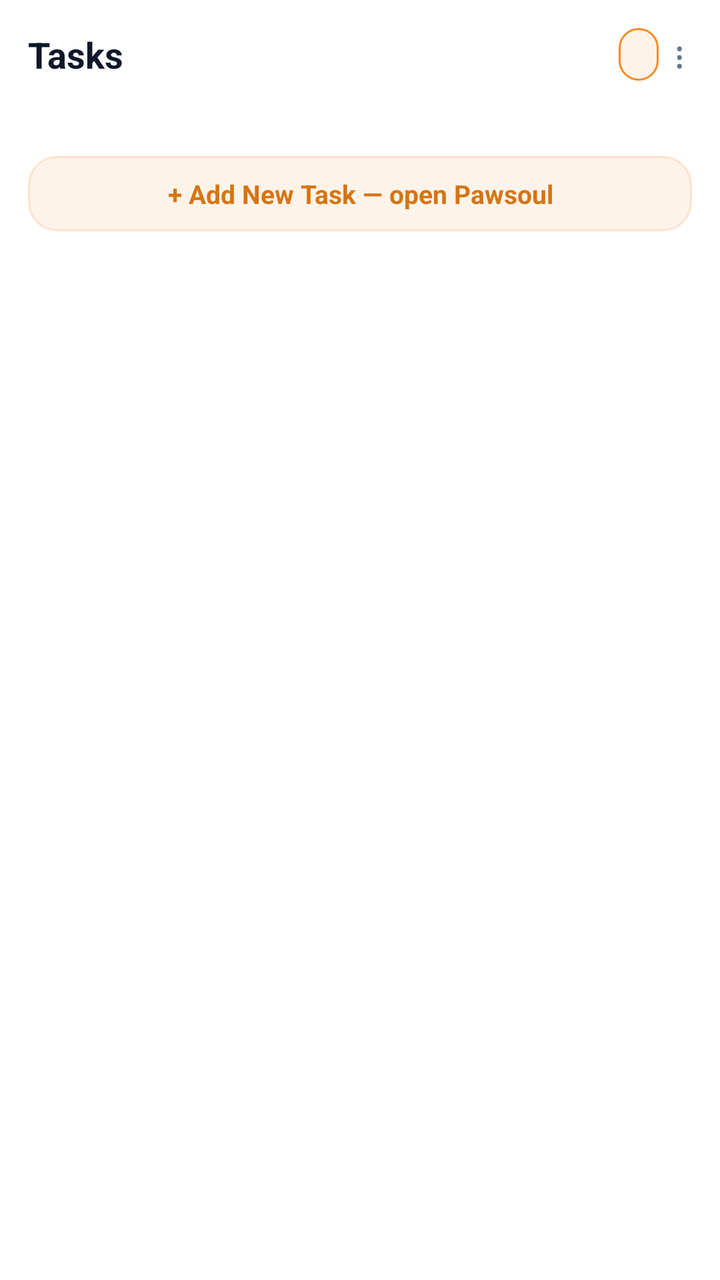
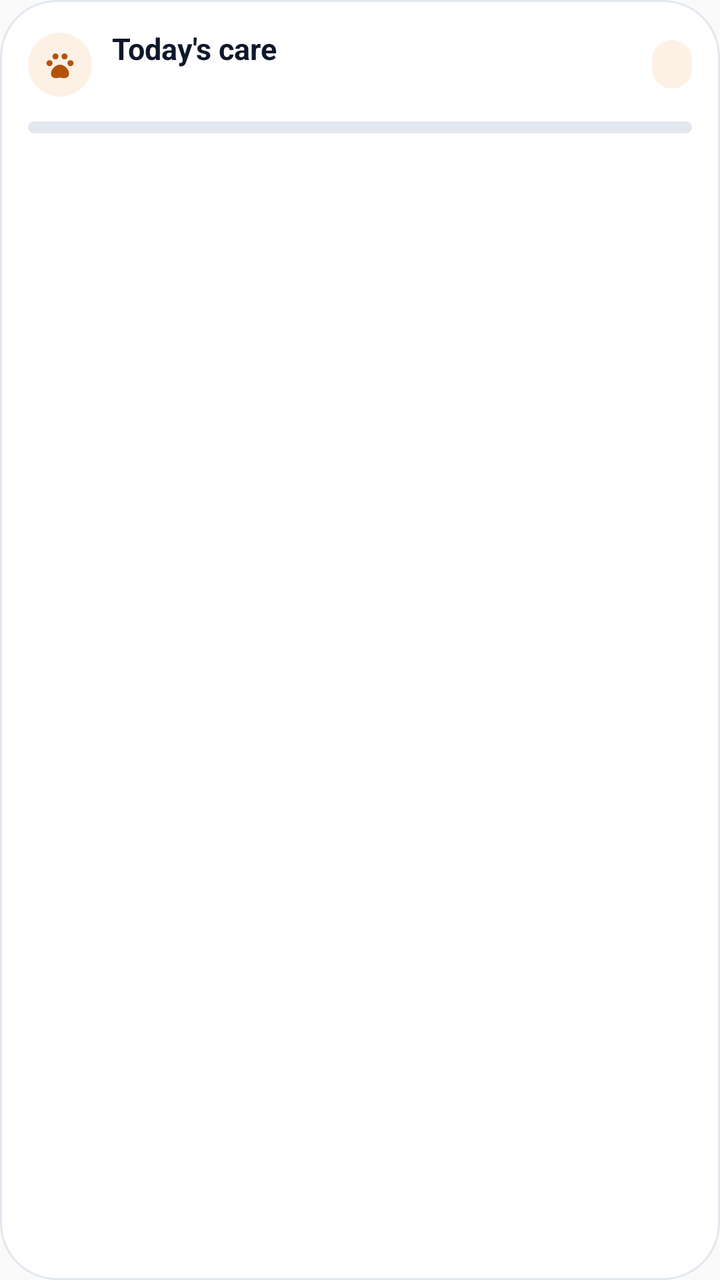

An Android layout rendered at two revisions. The XML below is the earlier revision; the diff shows what the commit changed to produce the second picture.
<!-- AndroidManifest.xml: application theme AppTheme -->
<!-- res/layout/widget_upcoming_tasks.xml -->
<?xml version="1.0" encoding="utf-8"?>
<LinearLayout xmlns:android="http://schemas.android.com/apk/res/android"
    android:id="@+id/widget_tasks_root"
    android:layout_width="match_parent"
    android:layout_height="match_parent"
    android:background="#FFFFFF"
    android:orientation="vertical"
    android:paddingLeft="14dp"
    android:paddingTop="14dp"
    android:paddingRight="14dp"
    android:paddingBottom="14dp">

    <LinearLayout
        android:layout_width="match_parent"
        android:layout_height="wrap_content"
        android:gravity="center_vertical"
        android:orientation="horizontal">

        <TextView
            android:layout_width="0dp"
            android:layout_height="wrap_content"
            android:layout_weight="1"
            android:text="@string/widget_tasks_header"
            android:textColor="#0F172A"
            android:textSize="18sp"
            android:textStyle="bold" />

        <TextView
            android:id="@+id/widget_tasks_badge"
            android:layout_width="wrap_content"
            android:layout_height="wrap_content"
            android:background="@drawable/widget_pill_bg"
            android:paddingLeft="10dp"
            android:paddingTop="5dp"
            android:paddingRight="10dp"
            android:paddingBottom="5dp"
            android:textColor="#D77411"
            android:textSize="12sp"
            android:textStyle="bold" />

        <TextView
            android:layout_width="wrap_content"
            android:layout_height="wrap_content"
            android:contentDescription="@string/widget_tasks_menu_desc"
            android:paddingLeft="8dp"
            android:paddingRight="4dp"
            android:text="@string/widget_tasks_kebab"
            android:textColor="#64748B"
            android:textSize="18sp" />
    </LinearLayout>

    <TextView
        android:id="@+id/widget_tasks_body"
        android:layout_width="match_parent"
        android:layout_height="wrap_content"
        android:layout_marginTop="10dp"
        android:lineSpacingExtra="3dp"
        android:textColor="#475569"
        android:textSize="13sp" />

    <TextView
        android:id="@+id/widget_tasks_footer_hint"
        android:layout_width="match_parent"
        android:layout_height="wrap_content"
        android:layout_marginTop="10dp"
        android:background="@drawable/widget_soft_cta_bg"
        android:gravity="center"
        android:paddingLeft="12dp"
        android:paddingTop="10dp"
        android:paddingRight="12dp"
        android:paddingBottom="10dp"
        android:text="@string/widget_tasks_add_hint"
        android:textColor="#D77411"
        android:textSize="13sp"
        android:textStyle="bold" />
</LinearLayout>
<!-- resources referenced by this layout -->
<resources>
  <!-- drawable widget_pill_bg (drawable) -->
  <?xml version="1.0" encoding="utf-8"?>
  <shape xmlns:android="http://schemas.android.com/apk/res/android">
      <solid android:color="#1AF28C28" />
      <stroke
          android:width="1dp"
          android:color="#F28C28" />
      <corners android:radius="99dp" />
  </shape>
  <!-- drawable widget_soft_cta_bg (drawable) -->
  <?xml version="1.0" encoding="utf-8"?>
  <shape xmlns:android="http://schemas.android.com/apk/res/android">
      <solid android:color="#1AF28C28" />
      <stroke
          android:width="1dp"
          android:color="#33F28C28" />
      <corners android:radius="14dp" />
  </shape>
  <string name="widget_tasks_add_hint">+ Add New Task — open Pawsoul</string>
  <string name="widget_tasks_header">Tasks</string>
  <string name="widget_tasks_kebab">⋮</string>
  <string name="widget_tasks_menu_desc">More options</string>
  <style name="AppTheme" parent="Theme.AppCompat.DayNight.NoActionBar">
          
          <item name="android:editTextBackground">@drawable/rn_edit_text_material</item>
      </style>
  <!-- unchanged entries left out for length: 1 -->
</resources>

<!-- the commit's change to res/layout/widget_upcoming_tasks.xml (unified diff, before → after) -->
@@ -3,12 +3,9 @@
     android:id="@+id/widget_tasks_root"
     android:layout_width="match_parent"
     android:layout_height="match_parent"
-    android:background="#FFFFFF"
+    android:background="@drawable/widget_bg"
     android:orientation="vertical"
-    android:paddingLeft="14dp"
-    android:paddingTop="14dp"
-    android:paddingRight="14dp"
-    android:paddingBottom="14dp">
+    android:padding="14dp">
 
     <LinearLayout
         android:layout_width="match_parent"
@@ -16,61 +13,256 @@
         android:gravity="center_vertical"
         android:orientation="horizontal">
 
-        <TextView
+        <FrameLayout
+            android:layout_width="32dp"
+            android:layout_height="32dp"
+            android:background="@drawable/widget_icon_bg">
+
+            <ImageView
+                android:layout_width="18dp"
+                android:layout_height="18dp"
+                android:layout_gravity="center"
+                android:contentDescription="@null"
+                android:src="@drawable/ic_widget_paw" />
+        </FrameLayout>
+
+        <LinearLayout
             android:layout_width="0dp"
             android:layout_height="wrap_content"
+            android:layout_marginStart="10dp"
             android:layout_weight="1"
-            android:text="@string/widget_tasks_header"
-            android:textColor="#0F172A"
-            android:textSize="18sp"
-            android:textStyle="bold" />
+            android:orientation="vertical">
+
+            <TextView
+                android:layout_width="match_parent"
+                android:layout_height="wrap_content"
+                android:ellipsize="end"
+                android:maxLines="1"
+                android:text="@string/widget_tasks_header"
+                android:textColor="@color/widget_text_primary"
+                android:textSize="15sp"
+                android:textStyle="bold" />
+
+            <TextView
+                android:id="@+id/widget_tasks_pet"
+                android:layout_width="match_parent"
+                android:layout_height="wrap_content"
+                android:ellipsize="end"
+                android:maxLines="1"
+                android:textColor="@color/widget_text_secondary"
+                android:textSize="12sp" />
+        </LinearLayout>
 
         <TextView
             android:id="@+id/widget_tasks_badge"
             android:layout_width="wrap_content"
             android:layout_height="wrap_content"
-            android:background="@drawable/widget_pill_bg"
-            android:paddingLeft="10dp"
-            android:paddingTop="5dp"
-            android:paddingRight="10dp"
-            android:paddingBottom="5dp"
-            android:textColor="#D77411"
+            android:layout_marginStart="8dp"
+            android:background="@drawable/widget_chip_soft"
+            android:ellipsize="end"
+            android:maxLines="1"
+            android:paddingStart="10dp"
+            android:paddingTop="4dp"
+            android:paddingEnd="10dp"
+            android:paddingBottom="4dp"
+            android:textColor="@color/widget_accent_strong"
             android:textSize="12sp"
             android:textStyle="bold" />
+    </LinearLayout>
+
+    <ProgressBar
+        android:id="@+id/widget_tasks_progress"
+        style="?android:attr/progressBarStyleHorizontal"
+        android:layout_width="match_parent"
+        android:layout_height="6dp"
+        android:layout_marginTop="10dp"
+        android:indeterminate="false"
+        android:max="100"
+        android:progress="0"
+        android:progressDrawable="@drawable/widget_progress" />
+
+    <LinearLayout
+        android:id="@+id/widget_tasks_list"
+        android:layout_width="match_parent"
+        android:layout_height="wrap_content"
+        android:layout_marginTop="6dp"
+        android:orientation="vertical">
+
+        <LinearLayout
+            android:id="@+id/widget_task_1_row"
+            android:layout_width="match_parent"
+            android:layout_height="32dp"
+            android:gravity="center_vertical"
+            android:orientation="horizontal"
+            android:visibility="gone">
+
+            <ImageView
+                android:id="@+id/widget_task_1_check"
+                android:layout_width="20dp"
+                android:layout_height="20dp"
+                android:contentDescription="@null"
+                android:src="@drawable/ic_widget_check_todo" />
+
+            <TextView
+                android:id="@+id/widget_task_1_title"
+                android:layout_width="0dp"
+                android:layout_height="wrap_content"
+                android:layout_marginStart="10dp"
+                android:layout_weight="1"
+                android:ellipsize="end"
+                android:maxLines="1"
+                android:textColor="@color/widget_text_primary"
+                android:textSize="14sp"
+                android:textStyle="bold" />
+
+            <TextView
+                android:id="@+id/widget_task_1_time"
+                android:layout_width="wrap_content"
+                android:layout_height="wrap_content"
+                android:layout_marginStart="8dp"
+                android:maxLines="1"
+                android:textColor="@color/widget_text_tertiary"
+                android:textSize="12sp" />
+        </LinearLayout>
+
+        <LinearLayout
+            android:id="@+id/widget_task_2_row"
+            android:layout_width="match_parent"
+            android:layout_height="32dp"
+            android:gravity="center_vertical"
+            android:orientation="horizontal"
+            android:visibility="gone">
+
+            <ImageView
+                android:id="@+id/widget_task_2_check"
+                android:layout_width="20dp"
+                android:layout_height="20dp"
+                android:contentDescription="@null"
+                android:src="@drawable/ic_widget_check_todo" />
+
+            <TextView
+                android:id="@+id/widget_task_2_title"
+                android:layout_width="0dp"
+                android:layout_height="wrap_content"
+                android:layout_marginStart="10dp"
+                android:layout_weight="1"
+                android:ellipsize="end"
+                android:maxLines="1"
+                android:textColor="@color/widget_text_primary"
+                android:textSize="14sp"
+                android:textStyle="bold" />
+
+            <TextView
+                android:id="@+id/widget_task_2_time"
+                android:layout_width="wrap_content"
+                android:layout_height="wrap_content"
+                android:layout_marginStart="8dp"
+                android:maxLines="1"
+                android:textColor="@color/widget_text_tertiary"
+                android:textSize="12sp" />
+        </LinearLayout>
+
+        <LinearLayout
+            android:id="@+id/widget_task_3_row"
+            android:layout_width="match_parent"
+            android:layout_height="32dp"
+            android:gravity="center_vertical"
+            android:orientation="horizontal"
+            android:visibility="gone">
+
+            <ImageView
+                android:id="@+id/widget_task_3_check"
+                android:layout_width="20dp"
+                android:layout_height="20dp"
+                android:contentDescription="@null"
+                android:src="@drawable/ic_widget_check_todo" />
+
+            <TextView
+                android:id="@+id/widget_task_3_title"
+                android:layout_width="0dp"
+                android:layout_height="wrap_content"
+                android:layout_marginStart="10dp"
+                android:layout_weight="1"
+                android:ellipsize="end"
+                android:maxLines="1"
+                android:textColor="@color/widget_text_primary"
+                android:textSize="14sp"
+                android:textStyle="bold" />
+
+            <TextView
+                android:id="@+id/widget_task_3_time"
+                android:layout_width="wrap_content"
+                android:layout_height="wrap_content"
+                android:layout_marginStart="8dp"
+                android:maxLines="1"
+                android:textColor="@color/widget_text_tertiary"
+                android:textSize="12sp" />
+        </LinearLayout>
+
+        <LinearLayout
+            android:id="@+id/widget_task_4_row"
+            android:layout_width="match_parent"
+            android:layout_height="32dp"
+            android:gravity="center_vertical"
+            android:orientation="horizontal"
+            android:visibility="gone">
+
+            <ImageView
+                android:id="@+id/widget_task_4_check"
+                android:layout_width="20dp"
+                android:layout_height="20dp"
+                android:contentDescription="@null"
+                android:src="@drawable/ic_widget_check_todo" />
+
+            <TextView
+                android:id="@+id/widget_task_4_title"
+                android:layout_width="0dp"
+                android:layout_height="wrap_content"
+                android:layout_marginStart="10dp"
+                android:layout_weight="1"
+                android:ellipsize="end"
+                android:maxLines="1"
+                android:textColor="@color/widget_text_primary"
+                android:textSize="14sp"
+                android:textStyle="bold" />
+
+            <TextView
+                android:id="@+id/widget_task_4_time"
+                android:layout_width="wrap_content"
+                android:layout_height="wrap_content"
+                android:layout_marginStart="8dp"
+                android:maxLines="1"
+                android:textColor="@color/widget_text_tertiary"
+                android:textSize="12sp" />
+        </LinearLayout>
+    </LinearLayout>
+
+    <LinearLayout
+        android:id="@+id/widget_tasks_empty"
+        android:layout_width="match_parent"
+        android:layout_height="0dp"
+        android:layout_weight="1"
+        android:gravity="center"
+        android:orientation="vertical"
+        android:visibility="gone">
 
         <TextView
+            android:id="@+id/widget_tasks_empty_title"
             android:layout_width="wrap_content"
             android:layout_height="wrap_content"
-            android:contentDescription="@string/widget_tasks_menu_desc"
-            android:paddingLeft="8dp"
-            android:paddingRight="4dp"
-            android:text="@string/widget_tasks_kebab"
-            android:textColor="#64748B"
-            android:textSize="18sp" />
+            android:gravity="center"
+            android:textColor="@color/widget_text_primary"
+            android:textSize="14sp"
+            android:textStyle="bold" />
+
+        <TextView
+            android:id="@+id/widget_tasks_empty_hint"
+            android:layout_width="wrap_content"
+            android:layout_height="wrap_content"
+            android:layout_marginTop="2dp"
+            android:gravity="center"
+            android:textColor="@color/widget_accent_strong"
+            android:textSize="12sp"
+            android:textStyle="bold" />
     </LinearLayout>
-
-    <TextView
-        android:id="@+id/widget_tasks_body"
-        android:layout_width="match_parent"
-        android:layout_height="wrap_content"
-        android:layout_marginTop="10dp"
-        android:lineSpacingExtra="3dp"
-        android:textColor="#475569"
-        android:textSize="13sp" />
-
-    <TextView
-        android:id="@+id/widget_tasks_footer_hint"
-        android:layout_width="match_parent"
-        android:layout_height="wrap_content"
-        android:layout_marginTop="10dp"
-        android:background="@drawable/widget_soft_cta_bg"
-        android:gravity="center"
-        android:paddingLeft="12dp"
-        android:paddingTop="10dp"
-        android:paddingRight="12dp"
-        android:paddingBottom="10dp"
-        android:text="@string/widget_tasks_add_hint"
-        android:textColor="#D77411"
-        android:textSize="13sp"
-        android:textStyle="bold" />
 </LinearLayout>
<!-- resource entries referenced after the edit -->
@@ -1,31 +1,92 @@
 <!-- resources referenced by this layout -->
 <resources>
-  <!-- drawable widget_pill_bg (drawable) -->
+  <color name="widget_accent_strong">#B45309</color>
+  <color name="widget_text_primary">#0F172A</color>
+  <color name="widget_text_secondary">#475569</color>
+  <color name="widget_text_tertiary">#64748B</color>
+  <!-- drawable ic_widget_check_todo (drawable) -->
+  <?xml version="1.0" encoding="utf-8"?>
+  <vector xmlns:android="http://schemas.android.com/apk/res/android"
+      android:width="24dp"
+      android:height="24dp"
+      android:viewportWidth="24"
+      android:viewportHeight="24">
+      <path
+          android:pathData="M12,12m-9,0a9,9 0,1 1,18 0a9,9 0,1 1,-18 0"
+          android:strokeColor="@color/widget_text_tertiary"
+          android:strokeWidth="2" />
+  </vector>
+  <!-- drawable ic_widget_paw (drawable) -->
+  <?xml version="1.0" encoding="utf-8"?>
+  <vector xmlns:android="http://schemas.android.com/apk/res/android"
+      android:width="24dp"
+      android:height="24dp"
+      android:viewportWidth="24"
+      android:viewportHeight="24">
+      <path
+          android:fillColor="@color/widget_accent_strong"
+          android:pathData="M12,12c-3,0 -6,3 -6,6c0,2 1.5,3 3.5,3c1,0 1.7,-0.4 2.5,-0.4s1.5,0.4 2.5,0.4c2,0 3.5,-1 3.5,-3c0,-3 -3,-6 -6,-6z" />
+      <path
+          android:fillColor="@color/widget_accent_strong"
+          android:pathData="M5,9a2,2 0,1 0,0.01 0z" />
+      <path
+          android:fillColor="@color/widget_accent_strong"
+          android:pathData="M9,4.5a2,2 0,1 0,0.01 0z" />
+      <path
+          android:fillColor="@color/widget_accent_strong"
+          android:pathData="M15,4.5a2,2 0,1 0,0.01 0z" />
+      <path
+          android:fillColor="@color/widget_accent_strong"
+          android:pathData="M19,9a2,2 0,1 0,0.01 0z" />
+  </vector>
+  <!-- drawable widget_bg (drawable) -->
   <?xml version="1.0" encoding="utf-8"?>
   <shape xmlns:android="http://schemas.android.com/apk/res/android">
-      <solid android:color="#1AF28C28" />
-      <stroke
-          android:width="1dp"
-          android:color="#F28C28" />
+      <solid android:color="@color/widget_bg" />
+      <stroke android:width="1dp" android:color="@color/widget_stroke" />
+      <corners android:radius="@dimen/widget_corner_radius" />
+  </shape>
+  <!-- drawable widget_chip_soft (drawable) -->
+  <?xml version="1.0" encoding="utf-8"?>
+  <shape xmlns:android="http://schemas.android.com/apk/res/android">
+      <solid android:color="@color/widget_accent_soft" />
       <corners android:radius="99dp" />
   </shape>
-  <!-- drawable widget_soft_cta_bg (drawable) -->
+  <!-- drawable widget_icon_bg (drawable) -->
   <?xml version="1.0" encoding="utf-8"?>
-  <shape xmlns:android="http://schemas.android.com/apk/res/android">
-      <solid android:color="#1AF28C28" />
-      <stroke
-          android:width="1dp"
-          android:color="#33F28C28" />
-      <corners android:radius="14dp" />
+  <shape xmlns:android="http://schemas.android.com/apk/res/android"
+      android:shape="oval">
+      <solid android:color="@color/widget_accent_soft" />
   </shape>
-  <string name="widget_tasks_add_hint">+ Add New Task — open Pawsoul</string>
-  <string name="widget_tasks_header">Tasks</string>
-  <string name="widget_tasks_kebab">⋮</string>
-  <string name="widget_tasks_menu_desc">More options</string>
+  <!-- drawable widget_progress (drawable) -->
+  <?xml version="1.0" encoding="utf-8"?>
+  <layer-list xmlns:android="http://schemas.android.com/apk/res/android">
+      <item android:id="@android:id/background">
+          <shape>
+              <solid android:color="@color/widget_track" />
+              <corners android:radius="99dp" />
+          </shape>
+      </item>
+      <item android:id="@android:id/progress">
+          <clip>
+              <shape>
+                  <solid android:color="@color/widget_accent" />
+                  <corners android:radius="99dp" />
+              </shape>
+          </clip>
+      </item>
+  </layer-list>
+  <string name="widget_tasks_header">Today\'s care</string>
   <style name="AppTheme" parent="Theme.AppCompat.DayNight.NoActionBar">
           
           <item name="android:editTextBackground">@drawable/rn_edit_text_material</item>
       </style>
+  <color name="widget_bg">#FFFFFF</color>
+  <color name="widget_stroke">#E2E8F0</color>
+  <dimen name="widget_corner_radius">22dp</dimen>
+  <color name="widget_accent_soft">#FDF1E5</color>
+  <color name="widget_track">#E2E8F0</color>
+  <color name="widget_accent">#F28C28</color>
   <!-- unchanged entries left out for length: 1 -->
 </resources>
 
